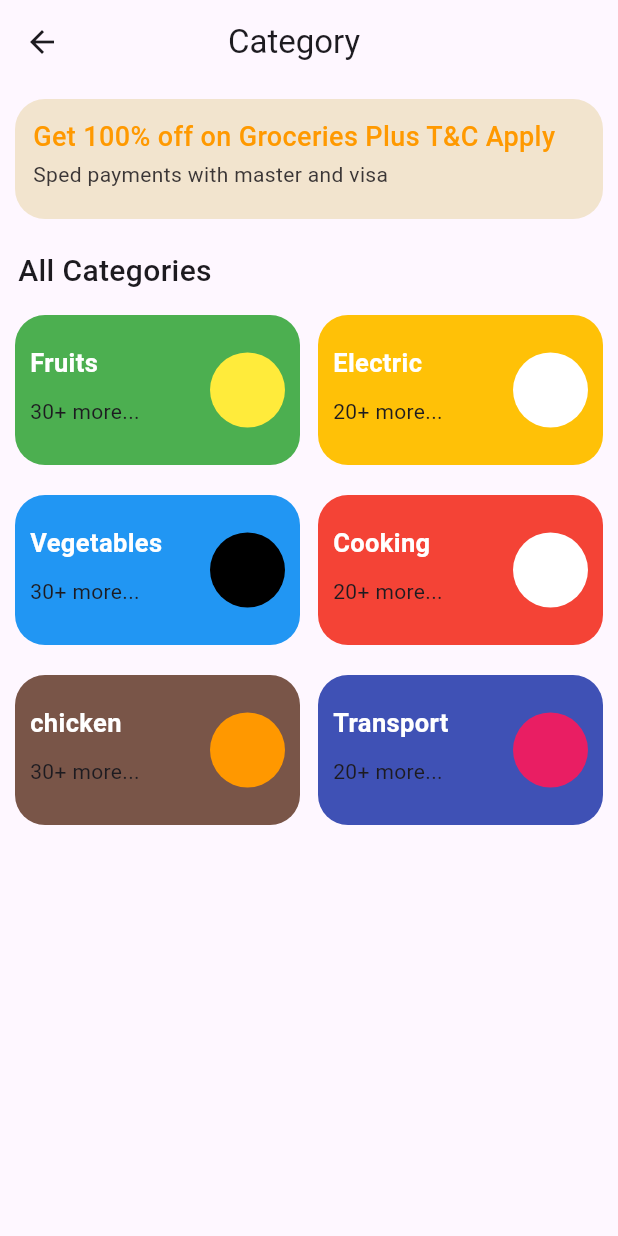
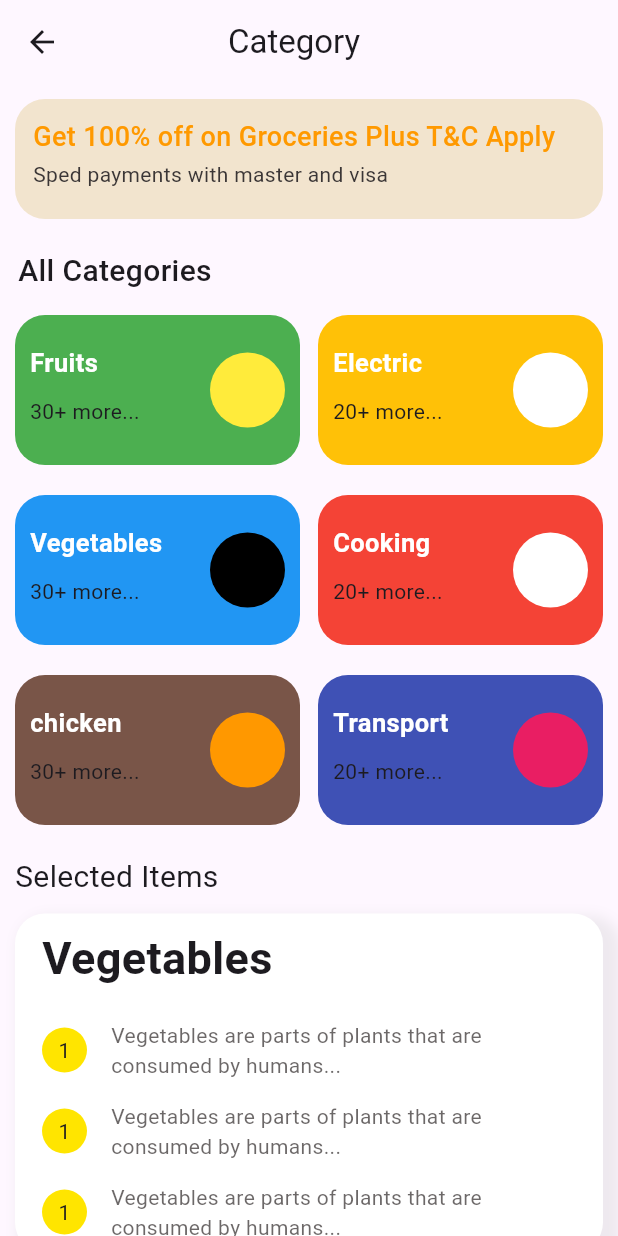
Before and after one commit to KavishkaSasindu/flutter_grocery_app, a Flutter app: the screen it shows after launch, on a phone screen of 412 x 824 dp. Run offline on Flutter 3.47's test engine with Material 3 defaults, Android fonts, the phone set to English and light mode, and no system bars.

Commit message:
updated by ksdev

```diff
--- a/lib/home/categories_page/categories_page.dart
+++ b/lib/home/categories_page/categories_page.dart
@@ -1,4 +1,5 @@
 import "package:flutter/material.dart";
+import "package:grocery_app/home/categories_page/select_item.dart";
 import "package:grocery_app/widgets/resusable/categoty_card.dart";
 import "package:grocery_app/widgets/shared/notification_card.dart";
 
@@ -15,7 +16,8 @@ class CategoryPage extends StatelessWidget {
           child: Text("Category"),
         ),
       ),
-      body: const Column(
+      body: const SingleChildScrollView(
+        child: Column(
           crossAxisAlignment: CrossAxisAlignment.start,
           children: [
             NotificationCard(),
@@ -89,7 +91,19 @@ class CategoryPage extends StatelessWidget {
                 ],
               ),
             ),
+            SizedBox(
+              height: 10,
+            ),
+            Padding(
+              padding: EdgeInsets.only(left: 10.0),
+              child: Text(
+                "Selected Items",
+                style: TextStyle(fontSize: 20),
+              ),
+            ),
+            SelectItem(),
           ],
+        ),
       ),
     );
   }
--- /dev/null
+++ b/lib/home/categories_page/select_item.dart
@@ -0,0 +1,47 @@
+import 'package:flutter/material.dart';
+import 'package:grocery_app/widgets/resusable/lis_item.dart';
+
+class SelectItem extends StatelessWidget {
+  const SelectItem({super.key});
+
+  @override
+  Widget build(BuildContext context) {
+    return Padding(
+      padding: const EdgeInsets.all(10.0),
+      child: Container(
+        width: double.infinity,
+        decoration: BoxDecoration(
+            color: Colors.white,
+            borderRadius: BorderRadius.circular(20),
+            boxShadow: [
+              BoxShadow(
+                  spreadRadius: 5,
+                  blurRadius: 7,
+                  color: const Color(0xffCACACA).withOpacity(0.31),
+                  offset: const Offset(7, 7))
+            ]),
+        child: const Padding(
+          padding: EdgeInsets.symmetric(horizontal: 10.0),
+          child: Column(
+            crossAxisAlignment: CrossAxisAlignment.start,
+            children: [
+              Padding(
+                padding: EdgeInsets.all(8.0),
+                child: Text(
+                  "Vegetables",
+                  style: TextStyle(fontSize: 30, fontWeight: FontWeight.bold),
+                ),
+              ),
+              SizedBox(
+                height: 5,
+              ),
+              ListItem(),
+              ListItem(),
+              ListItem(),
+            ],
+          ),
+        ),
+      ),
+    );
+  }
+}
--- /dev/null
+++ b/lib/widgets/resusable/lis_item.dart
@@ -0,0 +1,40 @@
+import 'package:flutter/material.dart';
+import 'package:flutter/widgets.dart';
+
+class ListItem extends StatelessWidget {
+  const ListItem({super.key});
+
+  @override
+  Widget build(BuildContext context) {
+    return Row(
+      children: [
+        Padding(
+          padding: const EdgeInsets.only(
+              top: 12.0, left: 8.0, right: 8.0, bottom: 12.0),
+          child: Container(
+            width: 30,
+            height: 30,
+            decoration: BoxDecoration(
+                color: const Color(0xffFFE500),
+                borderRadius: BorderRadius.circular(100)),
+            child: const Center(
+              child: Text("1"),
+            ),
+          ),
+        ),
+        Expanded(
+          child: Padding(
+            padding: const EdgeInsets.only(left: 8.0),
+            child: Text(
+              "Vegetables are parts of plants that are consumed by humans...",
+              maxLines: 2,
+              overflow: TextOverflow.ellipsis,
+              style:
+                  TextStyle(color: const Color(0xff3B3636).withOpacity(0.75)),
+            ),
+          ),
+        )
+      ],
+    );
+  }
+}
```
Lines whose indentation alone changed are shown as unchanged.
